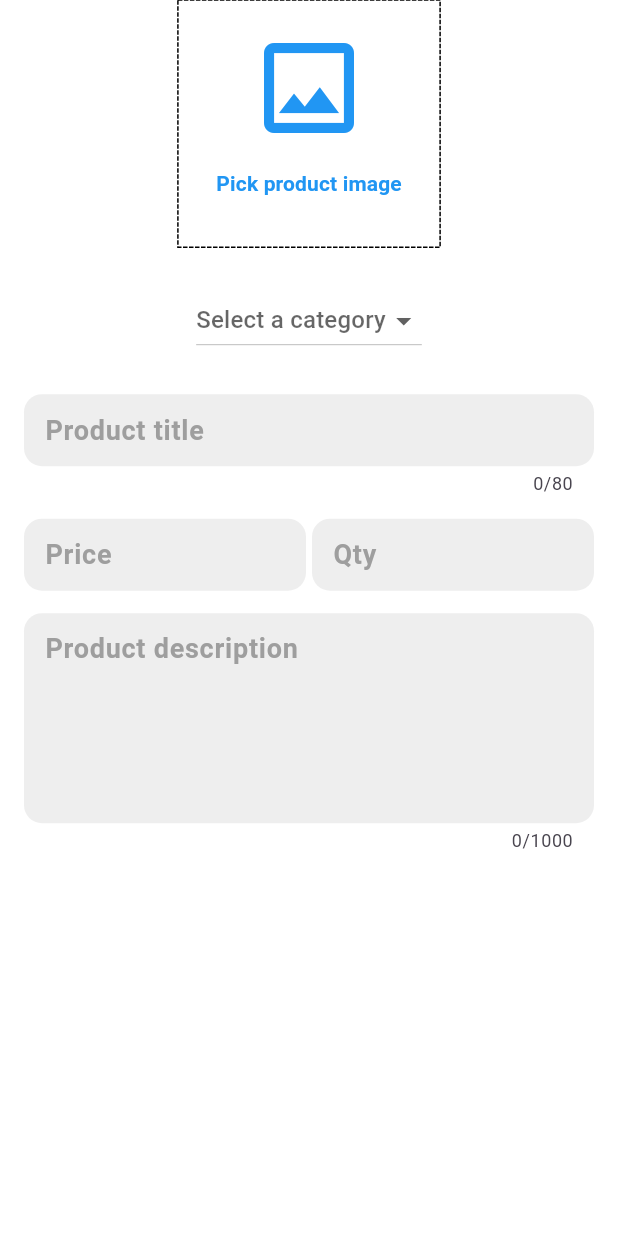
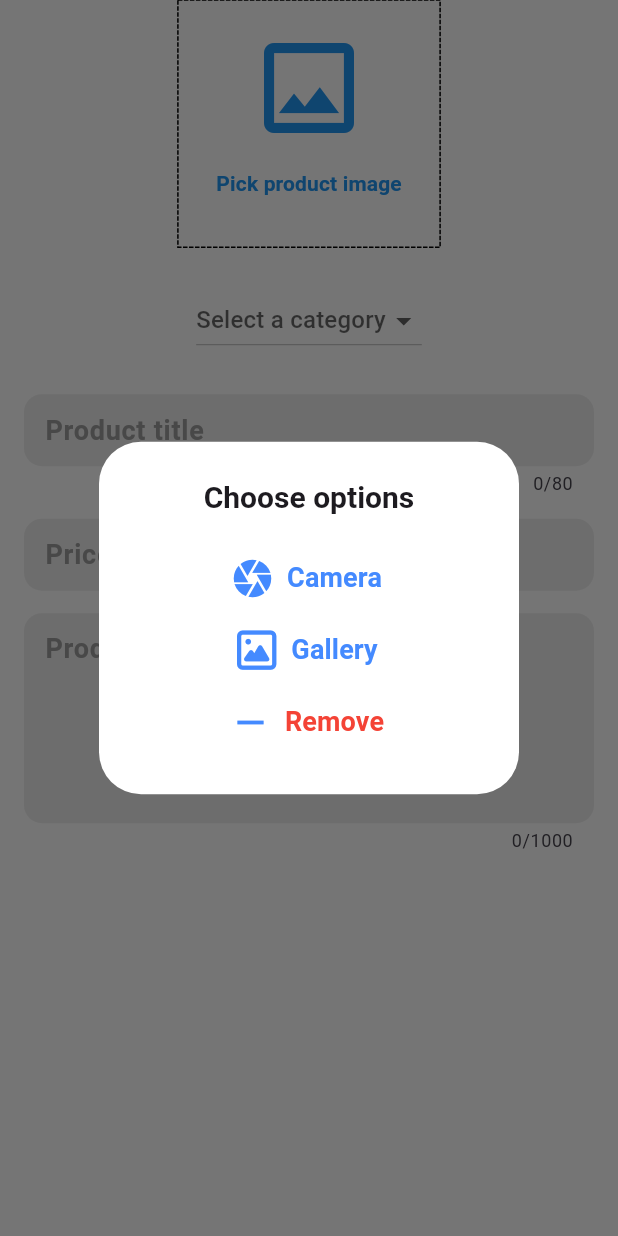
Before and after one commit to ali4hassan9ali2022/e_commerce_admin, a Flutter app: the AddProductWidget widget shown alone on an empty page, opened directly, after a tap on "Pick product image", on a phone screen of 412 x 824 dp. Run offline on Flutter 3.47's test engine with Material 3 defaults, Android fonts, the phone set to English and light mode, and no system bars; drawn by our look-alikes of dotted_border; our stand-ins replace fancy_shimmer_image, flutter_bloc, fluttertoast, font_awesome_flutter, go_router, hexcolor and 3 more; missing offline and left inert: dynamic_height_grid_view; accounts and stored records are empty.

Commit message:
add product view done

```diff
--- a/lib/Widgets/add_product_widget.dart
+++ b/lib/Widgets/add_product_widget.dart
@@ -1,7 +1,10 @@
+import 'dart:io';
+
 import 'package:dotted_border/dotted_border.dart';
 import 'package:ecommerce_admin/Core/utils/app_constants.dart';
 import 'package:ecommerce_admin/Cubit/add_product_cubit/add_product_cubit.dart';
 import 'package:ecommerce_admin/Cubit/add_product_cubit/add_product_state.dart';
+import 'package:ecommerce_admin/Widgets/custom_image_picker_dialog.dart';
 import 'package:ecommerce_admin/Widgets/custom_text_form_field.dart';
 import 'package:flutter/material.dart';
 import 'package:flutter_bloc/flutter_bloc.dart';
@@ -20,6 +23,7 @@ class AddProductWidget extends StatelessWidget {
         builder: (context, state) {
           return Column(
             children: [
+              if (addProductCubit.imagePicker == null) ...[
                 SizedBox(
                   width: size.width * 0.4 + 10,
                   height: size.width * 0.4,
@@ -35,7 +39,16 @@ class AddProductWidget extends StatelessWidget {
                             color: Colors.blue,
                           ),
                           TextButton(
-                          onPressed: () {},
+                            onPressed: () async {
+                              await showDialog(
+                                context: context,
+                                builder: (context) {
+                                  return CustomImagePickerDialog(
+                                    addProduct: addProductCubit,
+                                  );
+                                },
+                              );
+                            },
                             child: Text(
                               "Pick product image",
                               style: TextStyle(
@@ -50,6 +63,48 @@ class AddProductWidget extends StatelessWidget {
                     ),
                   ),
                 ),
+              ] else ...[
+                ClipRRect(
+                  borderRadius: BorderRadius.circular(12),
+                  child: Image.file(
+                    File(addProductCubit.imagePicker!.path),
+                    height: size.width * 0.5,
+                    alignment: Alignment.center,
+                  ),
+                ),
+              ],
+              if (addProductCubit.imagePicker != null) ...[
+                Row(
+                  mainAxisAlignment: MainAxisAlignment.center,
+                  children: [
+                    TextButton(
+                      onPressed: () async {
+                        await showDialog(
+                          context: context,
+                          builder: (context) {
+                            return CustomImagePickerDialog(
+                              addProduct: addProductCubit,
+                            );
+                          },
+                        );
+                      },
+                      child: Text(
+                        "Pick another image",
+                        style: TextStyle(color: Colors.green),
+                      ),
+                    ),
+                    TextButton(
+                      onPressed: () {
+                        addProductCubit.removeProfilePic();
+                      },
+                      child: Text(
+                        "Remove image",
+                        style: TextStyle(color: Colors.red),
+                      ),
+                    ),
+                  ],
+                ),
+              ],
               SizedBox(height: 25),
               DropdownButton(
                 value: addProductCubit.productCategory,
--- a/lib/Widgets/custom_image_picker_dialog.dart
+++ b/lib/Widgets/custom_image_picker_dialog.dart
@@ -70,7 +70,7 @@ class CustomImagePickerDialog extends StatelessWidget {
             ),
             onPressed: () async {
               if (addProduct.imagePicker != null) {
-                // await signUpCubit.removeProfilePic();
+                await addProduct.removeProfilePic();
                 GoRouter.of(context).pop();
                 CustomToastWidget.showSuccessToast("Profile picture removed");
               } else {
```
Lines whose indentation alone changed are shown as unchanged.
